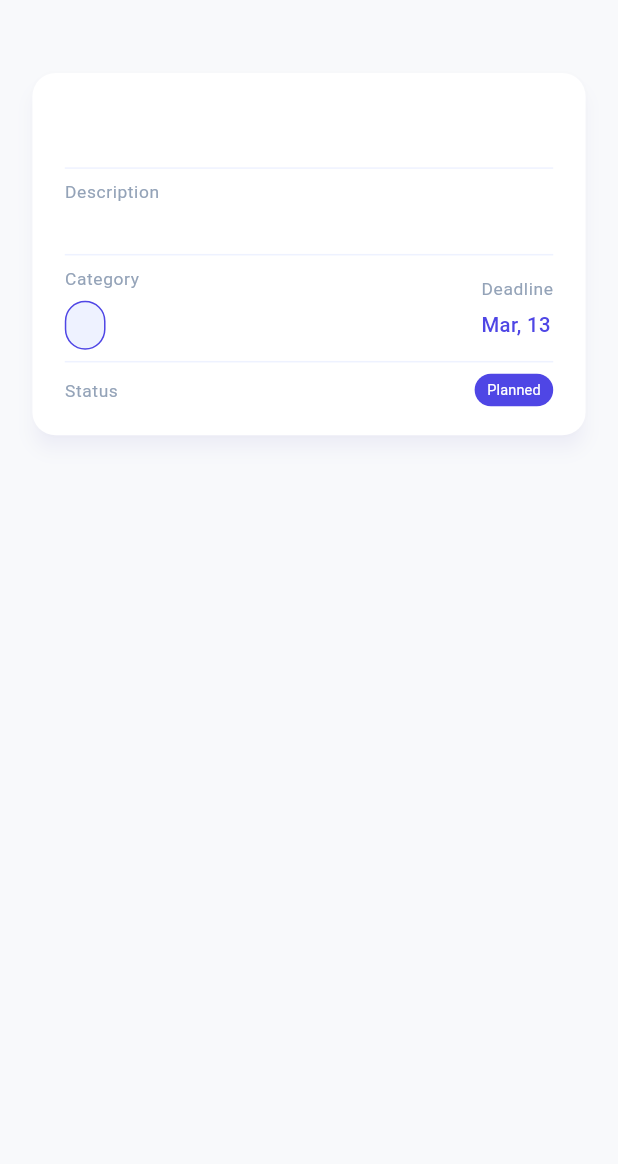
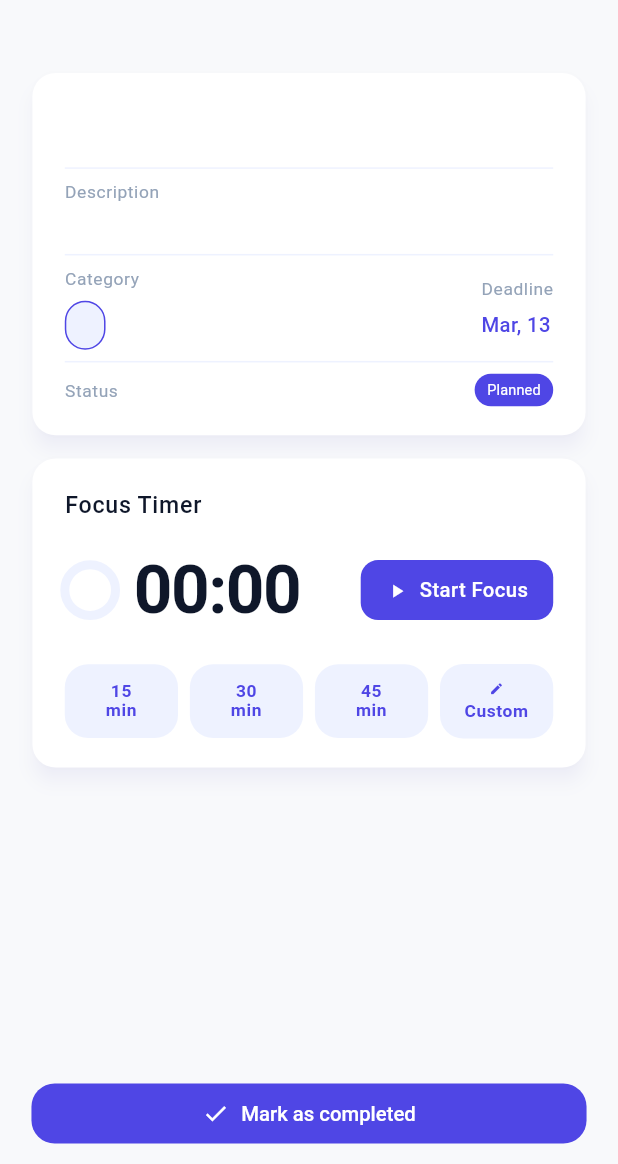
Before and after one commit to jjuulliiaas/PlanBee, a Flutter app: the TaskDetailsScreen screen opened directly with empty values, on a phone screen of 412 x 824 dp, the part 72-1236 px from its top. Run offline on Flutter 3.47's test engine with Material 3 defaults, Android fonts, the phone set to English and light mode, and no system bars; our stand-ins replace flutter_screenutil, sqflite, table_calendar; accounts and stored records are empty; Roboto replaces fonts that are missing (Manrope).

Commit message:
Add timer and logic for changing task statuses

```diff
--- a/lib/main.dart
+++ b/lib/main.dart
@@ -6,6 +6,7 @@ import 'package:planbee/routes.dart';
 import 'package:provider/provider.dart';
 
 import 'blocks/category/provider.dart';
+import 'blocks/timer/provider.dart';
 
 void main() {
   runApp(const PlanBee());
@@ -20,6 +21,7 @@ class PlanBee extends StatelessWidget {
         providers: [
           ChangeNotifierProvider(create: (_) => CategoryProvider()),
           ChangeNotifierProvider(create: (_) => TaskProvider()),
+          ChangeNotifierProvider(create: (_) => TimerProvider()),
         ],
         child: ScreenUtilInit(
           designSize: const Size(393, 852),
--- a/lib/screens/task_details/body.dart
+++ b/lib/screens/task_details/body.dart
@@ -1,5 +1,6 @@
 import 'package:flutter/material.dart';
 import 'package:flutter_screenutil/flutter_screenutil.dart';
+import 'package:planbee/screens/task_details/controller.dart';
 import 'package:planbee/widgets/picked_chip.dart';
 import 'package:planbee/widgets/priority_badge.dart';
 
@@ -8,6 +9,7 @@ import '../../core/utils/app_padding.dart';
 import '../../core/utils/formatted_date.dart';
 import '../../widgets/status_badge.dart';
 import 'components/property_name.dart';
+import 'components/timer.dart';
 
 class TaskDetailsBody extends StatelessWidget {
   final TaskModel task;
@@ -16,6 +18,10 @@ class TaskDetailsBody extends StatelessWidget {
 
   @override
   Widget build(BuildContext context) {
+    final controller = TaskDetailsController(context, task);
+
+    final currentTask = controller.currentTask;
+
     final theme = Theme.of(context);
     final colorScheme = theme.colorScheme;
     final textTheme = theme.textTheme;
@@ -23,7 +29,8 @@ class TaskDetailsBody extends StatelessWidget {
     final widthSpacer = SizedBox(width: 12.r,);
     final heightSpacer = SizedBox(height: 8.r,);
 
-    return Padding(
+    return SingleChildScrollView(
+      child: Padding(
         padding: AppPadding.screen(context),
         child: Column(
           crossAxisAlignment: CrossAxisAlignment.start,
@@ -38,23 +45,23 @@ class TaskDetailsBody extends StatelessWidget {
                   children: [
                     Row(
                       mainAxisAlignment: MainAxisAlignment.spaceBetween,
-                    children: [
-                      Row(
+                      crossAxisAlignment: CrossAxisAlignment.start,
                       children: [
                         Icon(
-                              task.category?.icon,
+                            currentTask.category?.icon,
                             size: 30.r,
                             color: colorScheme.primary
                         ),
                         widthSpacer,
-                          Text(
-                            task.title,
+                        Expanded(
+                          child: Text(
+                            currentTask.title,
                             style: textTheme.headlineLarge,
+                            softWrap: true,
                           ),
-                        ],
                         ),
                         widthSpacer,
-                      if(task.isHighPriority == true) const PriorityBadge(),
+                        if(currentTask.isHighPriority == true) const PriorityBadge(),
                       ],
                     ),
 
@@ -68,9 +75,9 @@ class TaskDetailsBody extends StatelessWidget {
                           title: 'Description',
                         ),
                         heightSpacer,
-                      if(task.description != null)
+                        if(currentTask.description != null)
                           Text(
-                          task.description!,
+                            currentTask.description!,
                             textAlign: TextAlign.left,
                           )
                       ],
@@ -90,7 +97,7 @@ class TaskDetailsBody extends StatelessWidget {
                               ),
                               heightSpacer,
                               PickedChip(
-                              label: task.category!.name,
+                                  label: currentTask.category!.name,
                                   onTap: () {}
                               )
                             ]
@@ -104,7 +111,7 @@ class TaskDetailsBody extends StatelessWidget {
                               ),
                               heightSpacer,
                               Text(
-                              DateHelper.formatDeadlineDate(task.deadline),
+                                DateHelper.formatDeadlineDate(currentTask.deadline),
                                 style: textTheme.bodyMedium?.copyWith(color: colorScheme.primary),
                               ),
                             ]
@@ -120,15 +127,24 @@ class TaskDetailsBody extends StatelessWidget {
                             title: 'Status'
                         ),
                         StatusBadge(
-                        status: task.status,
-                      )
-                    ],
+                          status: currentTask.status,
                         )
                       ],
                     ),
+                  ],
                 ),
-          )
+              ),
+            ),
+            TimerCard(controller: controller,),
+            // SizedBox(height: 70.h,),
+            // AppConfirmButton(
+            //   onTap: controller.toggleTaskStatus,
+            //   text: isCompleted ? 'Task Completed' : 'Mark as completed',
+            //   icon: Icon(Icons.done),
+            //   color: isCompleted ? customColors?.success : colorScheme.primary,
+            // )
           ],
+        ),
       ),
     );
   }
--- a/lib/screens/task_details/components/timer.dart
+++ b/lib/screens/task_details/components/timer.dart
@@ -0,0 +1,222 @@
+import 'package:flutter/material.dart';
+import 'package:flutter_screenutil/flutter_screenutil.dart';
+import 'package:planbee/core/theme/app_theme.dart';
+import 'package:planbee/core/utils/app_padding.dart';
+import '../controller.dart';
+
+class TimerCard extends StatelessWidget {
+  final TaskDetailsController controller;
+
+  const TimerCard({super.key, required this.controller});
+
+  @override
+  Widget build(BuildContext context) {
+    final theme = Theme.of(context);
+    final colorScheme = theme.colorScheme;
+    final textTheme = theme.textTheme;
+
+    final bool isTaskCompleted = controller.isTaskCompleted;
+
+    final bool isRunning = controller.isTimerRunningForThisTask;
+    final String currentTime = controller.displayTime;
+    final double progress = controller.displayProgress;
+    final bool isFinished = currentTime == "00:00" && progress >= 1.0;
+    final bool isPaused = !isRunning && currentTime != "00:00" && !isFinished;
+
+    return Opacity(
+      opacity: isTaskCompleted ? 0.5 : 1.0,
+      child: IgnorePointer(
+        ignoring: isTaskCompleted,
+        child: Card(
+          child: Padding(
+            padding: AppPadding.screen(context),
+            child: Column(
+              crossAxisAlignment: CrossAxisAlignment.start,
+              children: [
+                Row(
+                  mainAxisAlignment: MainAxisAlignment.spaceBetween,
+                  children: [
+                    Text('Focus Timer', style: textTheme.bodyLarge),
+                    if (!isTaskCompleted && (isRunning || isPaused))
+                      _buildSmallActionButton(
+                        context,
+                        label: 'Stop',
+                        onTap: () => controller.resetTimer(),
+                      ),
+                    if (!isTaskCompleted && isFinished)
+                      _buildSmallActionButton(
+                        context,
+                        label: 'Add 5 min',
+                        onTap: () => controller.startPresetTimer(5),
+                      ),
+                  ],
+                ),
+                SizedBox(height: 20.h),
+                Row(
+                  children: [
+                    _buildCircularProgress(colorScheme, progress),
+                    SizedBox(width: 12.w),
+                    Expanded(
+                      child: FittedBox(
+                        fit: BoxFit.scaleDown,
+                        alignment: Alignment.centerLeft,
+                        child: Text(
+                          currentTime,
+                          style: textTheme.displayMedium?.copyWith(
+                            fontWeight: FontWeight.w600,
+                            color: colorScheme.onSurface,
+                            letterSpacing: -1,
+                          ),
+                        ),
+                      ),
+                    ),
+                    SizedBox(width: 8.w),
+
+                    _buildMainButton(context, isRunning, isPaused, isFinished, isTaskCompleted),
+                  ],
+                ),
+                if (isFinished && !isTaskCompleted) ...[
+                  SizedBox(height: 12.h),
+                  Text(
+                    "Time's up. Great focus session!",
+                    style: textTheme.bodyMedium?.copyWith(color: colorScheme.onSurfaceVariant),
+                  ),
+                ],
+                SizedBox(height: 24.h),
+                Row(
+                  mainAxisAlignment: MainAxisAlignment.spaceBetween,
+                  children: [
+                    _buildPresetButton(context, label: '15\nmin', minutes: 15),
+                    _buildPresetButton(context, label: '30\nmin', minutes: 30),
+                    _buildPresetButton(context, label: '45\nmin', minutes: 45),
+                    _buildPresetButton(context, label: 'Custom', icon: Icons.edit),
+                  ],
+                )
+              ],
+            ),
+          ),
+        ),
+      ),
+    );
+  }
+
+  //
+  Widget _buildCircularProgress(ColorScheme colorScheme, double value) {
+    return SizedBox(
+      width: 35.r,
+      height: 35.r,
+      child: TweenAnimationBuilder<double>(
+        tween: Tween<double>(begin: value, end: value),
+        duration: const Duration(seconds: 1),
+        curve: Curves.linear,
+        builder: (context, animatedValue, child) {
+          return CircularProgressIndicator(
+            value: animatedValue,
+            strokeWidth: 6,
+            strokeCap: StrokeCap.round,
+            backgroundColor: colorScheme.primaryContainer,
+            color: colorScheme.primary,
+          );
+        },
+      ),
+    );
+  }
+
+  // Small action button at the top (Stop / Add 5 min)
+  Widget _buildSmallActionButton(BuildContext context, {required String label, required VoidCallback onTap}) {
+    return InkWell(
+      onTap: onTap,
+      borderRadius: BorderRadius.circular(8.r),
+      child: Container(
+        padding: EdgeInsets.symmetric(horizontal: 12.w, vertical: 4.h),
+        decoration: BoxDecoration(
+          color: Theme.of(context).colorScheme.primaryContainer,
+          borderRadius: BorderRadius.circular(8.r),
+        ),
+        child: Text(
+          label,
+          style: Theme.of(context).textTheme.bodySmall?.copyWith(
+            color: Theme.of(context).colorScheme.primary,
+            fontWeight: FontWeight.bold,
+          ),
+        ),
+      ),
+    );
+  }
+
+  // Main button Start/Pause/Resume/Done
+  Widget _buildMainButton(BuildContext context, bool isRunning, bool isPaused, bool isFinished, bool isTaskCompleted) {
+    final theme = Theme.of(context);
+    final colorScheme = theme.colorScheme;
+    final textTheme = theme.textTheme;
+
+    String label = 'Start Focus';
+    IconData? icon = Icons.play_arrow;
+
+    if (isTaskCompleted) {
+      label = 'Completed';
+      icon = Icons.check;
+    } else if (isFinished) {
+      label = 'Done';
+      icon = null;
+    } else if (isRunning) {
+      label = 'Pause Focus';
+      icon = Icons.pause;
+    } else if (isPaused) {
+      label = 'Resume Focus';
+      icon = Icons.play_arrow;
+    }
+
+    return FilledButton.icon(
+      onPressed: isTaskCompleted ? null : (isFinished ? () => controller.markAsCompleted() : controller.onTimerButtonPressed),
+      style: FilledButton.styleFrom(
+        backgroundColor: isTaskCompleted ? colorScheme.outlineVariant : colorScheme.primary,
+        padding: EdgeInsets.symmetric(horizontal: 16.w, vertical: 10.h),
+        shape: RoundedRectangleBorder(borderRadius: BorderRadius.circular(AppTheme.radiusMedium)),
+      ),
+      icon: icon != null ? Icon(icon, size: 15.r) : const SizedBox.shrink(),
+      label: Text(
+          label,
+          style: textTheme.bodyMedium?.copyWith(color: colorScheme.surface)
+      ),
+    );
+  }
+
+  Widget _buildPresetButton(BuildContext context, {
+    required String label,
+    int? minutes,
+    IconData? icon}) {
+
+    final colorScheme = Theme.of(context).colorScheme;
+
+    return InkWell(
+      onTap: minutes != null ? () => controller.startPresetTimer(minutes) : () {
+        // Logic for Custom Time Picker
+      },
+      borderRadius: BorderRadius.circular(AppTheme.radiusMedium),
+      child: Container(
+        width: 72.w,
+        padding: EdgeInsets.symmetric(vertical: 12.h),
+        decoration: BoxDecoration(
+          color: colorScheme.primaryContainer,
+          borderRadius: BorderRadius.circular(AppTheme.radiusLarge),
+        ),
+        child: Column(
+          children: [
+            if (icon != null) Icon(icon, size: 10.r, color: colorScheme.primary),
+            if (icon != null) SizedBox(height: 4.h),
+            Text(
+              label,
+              textAlign: TextAlign.center,
+              style: Theme.of(context).textTheme.bodySmall?.copyWith(
+                color: colorScheme.primary,
+                fontWeight: FontWeight.bold,
+                height: 1.1,
+              ),
+            ),
+          ],
+        ),
+      ),
+    );
+  }
+}
--- a/lib/screens/task_details/controller.dart
+++ b/lib/screens/task_details/controller.dart
@@ -1,28 +1,133 @@
-import 'package:flutter/cupertino.dart';
-import 'package:planbee/blocks/task/model.dart';
+import 'package:flutter/material.dart';
 import 'package:provider/provider.dart';
 
+import '../../blocks/task/model.dart';
 import '../../blocks/task/provider.dart';
 import '../../blocks/task/repository.dart';
-import '../../blocks/tiimer/provider.dart';
+import '../../blocks/timer/provider.dart';
 
 class TaskDetailsController {
   final BuildContext context;
   final TaskModel task;
 
-  const TaskDetailsController(this.context, this.task);
+  TaskDetailsController(this.context, this.task);
+
+  TaskModel get currentTask {
+    final taskProvider = context.watch<TaskProvider>();
+    return taskProvider.tasks.firstWhere(
+          (t) => t.id == task.id,
+      orElse: () => task,
+    );
+  }
+
+  bool get isTaskCompleted {
+    final taskProvider = context.watch<TaskProvider>();
+    final currentTask = taskProvider.tasks.firstWhere(
+            (t) => t.id == task.id,
+        orElse: () => task
+    );
+    return currentTask.status == TaskStatus.completed;
+  }
+
+  bool getIsTaskCompletedRead() {
+    final taskProvider = context.read<TaskProvider>();
+    final currentTask = taskProvider.tasks.firstWhere(
+            (t) => t.id == task.id,
+        orElse: () => task
+    );
+    return currentTask.status == TaskStatus.completed;
+  }
+
+  bool get isTimerRunningForThisTask {
+    final timer = context.watch<TimerProvider>();
+    return timer.isRunning && timer.activeTaskId == task.id;
+  }
+
+  String get displayTime {
+    final timer = context.watch<TimerProvider>();
+    return timer.activeTaskId == task.id ? timer.formattedTime : "00:00";
+  }
+
+  double get displayProgress {
+    final timer = context.watch<TimerProvider>();
+    return timer.activeTaskId == task.id ? timer.progress : 0.0;
+  }
+
+  /// Start/Pause
+  void onTimerButtonPressed() {
+    final timerProvider = context.read<TimerProvider>();
+
+    if (timerProvider.activeTaskId == null || timerProvider.activeTaskId != task.id) {
+      timerProvider.stopTimer();
+      timerProvider.startTimer(25, task.id);
+      _updateStatus(TaskStatus.inProgress); // Встановлюємо "In Progress"
+      return;
+    }
+
+    if (timerProvider.secondsRemaining <= 0) {
+      timerProvider.startTimer(25, task.id);
+      _updateStatus(TaskStatus.inProgress);
+    } else {
+      timerProvider.togglePause();
+    }
+  }
+
+  /// Presets (15/30/45 min)
+  void startPresetTimer(int minutes) {
+    final timerProvider = context.read<TimerProvider>();
+    timerProvider.startTimer(minutes, task.id);
+    _updateStatus(TaskStatus.inProgress);
+  }
 
   Future<void> markAsCompleted() async {
     final timerProvider = context.read<TimerProvider>();
     final taskProvider = context.read<TaskProvider>();
 
-    // int elapsed = timerProvider.getAndResetElapsed();
+    int elapsed = 0;
+    if (timerProvider.activeTaskId == task.id) {
+      elapsed = timerProvider.getAndResetElapsed();
+    }
 
     await TaskRepository().updateTaskStatus(task.id, TaskStatus.completed);
 
     taskProvider.updateTaskStatusLocally(task.id, TaskStatus.completed);
-    timerProvider.stopTimer();
 
-    Navigator.pop(context);
+    if (timerProvider.activeTaskId == task.id) {
+      timerProvider.stopTimer();
+    }
+
+    // Navigator.pop(context);
+  }
+
+  void resetTimer() {
+    final timerProvider = context.read<TimerProvider>();
+    if (timerProvider.activeTaskId == task.id) {
+      timerProvider.stopTimer();
+      if (!getIsTaskCompletedRead()) {
+        _updateStatus(TaskStatus.planned);
+      }
+    }
+  }
+
+  Future<void> toggleTaskStatus() async {
+    final taskProvider = context.read<TaskProvider>();
+    final timerProvider = context.read<TimerProvider>();
+
+    final bool currentlyCompleted = getIsTaskCompletedRead();
+    final newStatus = currentlyCompleted ? TaskStatus.planned : TaskStatus.completed;
+
+    await TaskRepository().updateTaskStatus(task.id, newStatus);
+    taskProvider.updateTaskStatusLocally(task.id, newStatus);
+
+    if (newStatus == TaskStatus.completed && timerProvider.activeTaskId == task.id) {
+      timerProvider.stopTimer();
+    }
+  }
+
+  Future<void> _updateStatus(TaskStatus newStatus) async {
+    final taskProvider = context.read<TaskProvider>();
+
+    await TaskRepository().updateTaskStatus(task.id, newStatus);
+    taskProvider.updateTaskStatusLocally(task.id, newStatus);
   }
 }
--- a/lib/screens/task_details/screen.dart
+++ b/lib/screens/task_details/screen.dart
@@ -1,7 +1,11 @@
 import 'package:flutter/material.dart';
+import 'package:flutter_screenutil/flutter_screenutil.dart';
 
 import '../../blocks/task/model.dart';
+import '../../core/theme/colors_extension.dart';
+import '../../widgets/app_confirm_button.dart';
 import 'body.dart';
+import 'controller.dart';
 
 class TaskDetailsScreen extends StatelessWidget {
   const TaskDetailsScreen({super.key, required this.task});
@@ -10,8 +14,15 @@ class TaskDetailsScreen extends StatelessWidget {
 
   @override
   Widget build(BuildContext context) {
+    final controller = TaskDetailsController(context, task);
+
+    // final currentTask = controller.currentTask;
+    final bool isCompleted = controller.isTaskCompleted;
+
     final theme = Theme.of(context);
     final textScheme = theme.textTheme;
+    final colorScheme = theme.colorScheme;
+    final customColors = theme.extension<AppColorsExtension>();
 
     return Scaffold(
         appBar: AppBar(
@@ -35,7 +46,18 @@ class TaskDetailsScreen extends StatelessWidget {
             ),
           ],
         ),
-        body: TaskDetailsBody(task: task,)
+      body: TaskDetailsBody(task: task,),
+      bottomNavigationBar: SafeArea(
+        child: Padding(
+          padding: EdgeInsets.symmetric(horizontal: 20.w, vertical: 10.h),
+          child: AppConfirmButton(
+            onTap: controller.toggleTaskStatus,
+            text: isCompleted ? 'Task Completed' : 'Mark as completed',
+            icon: Icon(Icons.done),
+            color: isCompleted ? customColors?.success : colorScheme.primary,
+          ),
+        ),
+      ),
     );
   }
 }
--- a/lib/widgets/app_confirm_button.dart
+++ b/lib/widgets/app_confirm_button.dart
@@ -4,22 +4,28 @@ class AppConfirmButton extends StatelessWidget {
   const AppConfirmButton({
     super.key,
     this.text = 'Confirm',
-    required this.onTap
+    this.icon,
+    required this.onTap,
+    this.color
   });
 
   final String text;
   final VoidCallback? onTap;
+  final Widget? icon;
+  final Color? color;
 
   @override
   Widget build(BuildContext context) {
 
     return SizedBox(
       width: double.infinity,
-      child: ElevatedButton(
+      child: ElevatedButton.icon(
           onPressed: onTap,
-          child: Text(
-            text,
-          )
+          label: Text(text),
+          icon: icon,
+        style: ElevatedButton.styleFrom(
+          backgroundColor: color
+        ),
       ),
     );
   }
```
Also changed, not shown: lib/blocks/timer/provider.dart (renamed from lib/blocks/tiimer/provider.dart, +20 -5 lines), lib/screens/home/components/task_card/task_card.dart (+9 -2 lines). Lines whose indentation alone changed are shown as unchanged.
